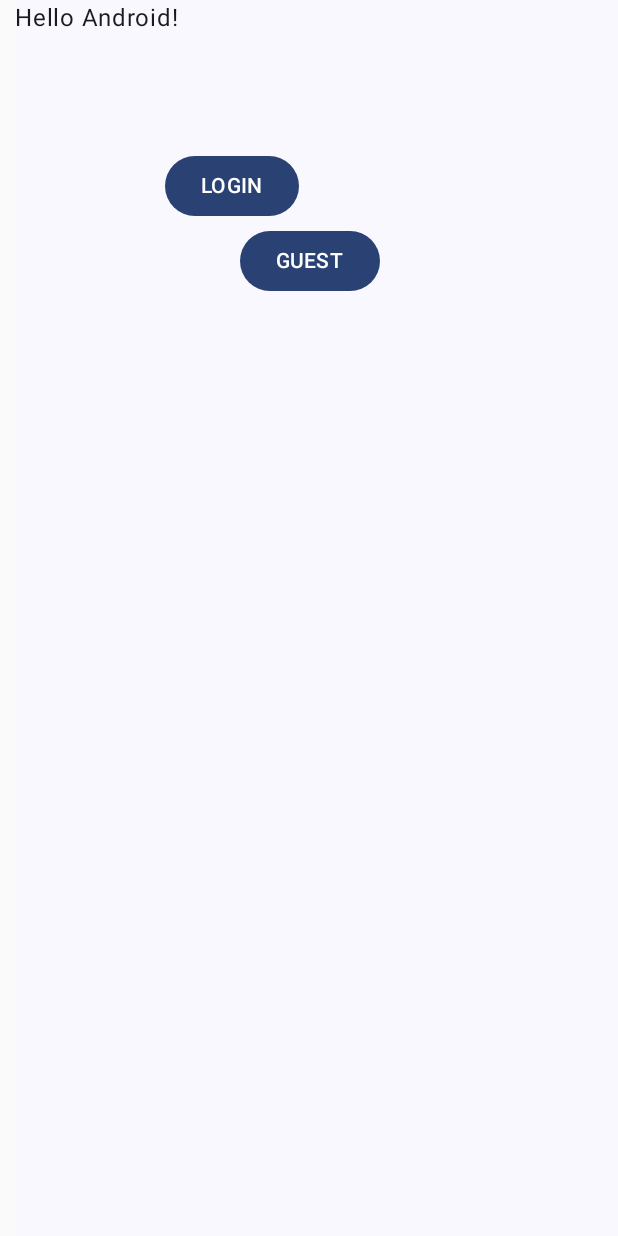
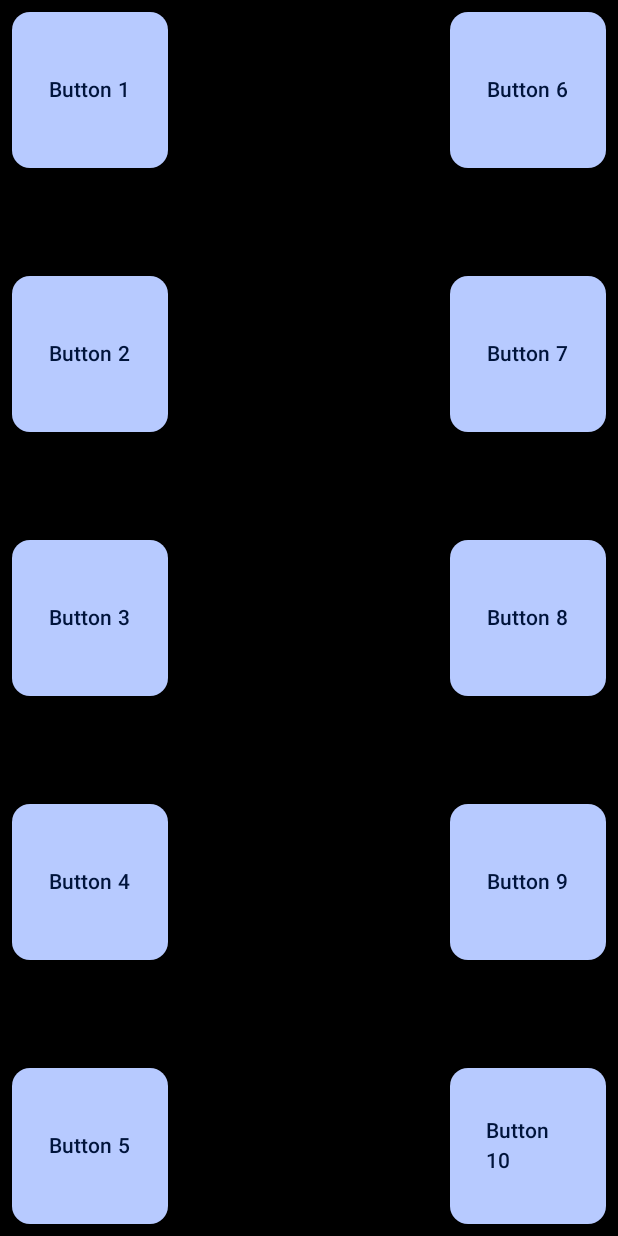
Before and after one commit to joseph15paul/finscan, an Android app built with Jetpack Compose: the screen it shows after launch (MainActivity), on a phone screen of 412 x 824 dp. Run offline under Robolectric (Android 15) with nearby library versions, the phone set to English and light mode, and no system bars.

Commit message:
george edits

```diff
--- a/app/src/main/java/com/example/finscan/MainActivity.kt
+++ b/app/src/main/java/com/example/finscan/MainActivity.kt
@@ -1,73 +1,82 @@
 package com.example.finscan
 
-import android.R.attr.value
-import android.content.Intent
 import android.os.Bundle
 import androidx.activity.ComponentActivity
 import androidx.activity.compose.setContent
-import androidx.activity.enableEdgeToEdge
-import androidx.compose.foundation.layout.fillMaxSize
-import androidx.compose.foundation.layout.padding
+import androidx.compose.foundation.layout.*
 import androidx.compose.material3.Button
-import androidx.compose.material3.Scaffold
+import androidx.compose.material3.MaterialTheme
+import androidx.compose.material3.Surface
 import androidx.compose.material3.Text
 import androidx.compose.runtime.Composable
+import androidx.compose.ui.Alignment
 import androidx.compose.ui.Modifier
-import androidx.compose.ui.tooling.preview.Preview
+import androidx.compose.ui.graphics.Color
 import androidx.compose.ui.unit.dp
 import com.example.finscan.ui.theme.FinscanTheme
 
-
 class MainActivity : ComponentActivity() {
-
     override fun onCreate(savedInstanceState: Bundle?) {
         super.onCreate(savedInstanceState)
-        enableEdgeToEdge()
         setContent {
-            FinscanTheme {
-                Scaffold(modifier = Modifier
-                    .fillMaxSize()
-                    .padding(start = 10.dp)) { innerPadding ->
-                    Greeting(
-                        name = "Android",
-                        modifier = Modifier.padding(innerPadding)
-                    )
-                    startButton(name = "login", Modifier.padding(100.dp))
-                    startButton(name = "guest", Modifier.padding(150.dp))
-
+            FinscanTheme(darkTheme = true) {
+                Surface(
+                    modifier = Modifier.fillMaxSize(),
+                    color = Color.Black
+                ) {
+                    Row(
+                        modifier = Modifier.fillMaxSize(),
+                        horizontalArrangement = Arrangement.SpaceBetween
+                    ) {
+                        LeftButtons()
+                        RightButtons()
+                    }
                 }
             }
         }
     }
 
+            @Composable
+            fun LeftButtons() {
+                Column(
+                    modifier = Modifier
+                        .fillMaxHeight()
+                       ,
+                    verticalArrangement = Arrangement.SpaceBetween,
+                    horizontalAlignment = Alignment.CenterHorizontally
+                ) {
+                    repeat(5) {
+                        StartButton(name = "Button ${it + 1}")
+                    }
+                }
+            }
 
-
-    fun startLoginActivity(){
-        val myIntent: Intent = Intent(
-            this,
-            LoginActivity::class.java
-        )
-        myIntent.putExtra("key", value) //Optional parameters
-        this.startActivity(myIntent)
-    }
-
-
-    @Composable
-    fun Greeting(name: String, modifier: Modifier = Modifier) {
-
-        Text(
-            text = "Hello $name!",
-            modifier = modifier
-        )
-    }
-
-
-    @Composable
-    fun startButton(name: String, modifier: Modifier = Modifier){
-        Button(onClick = {
-            startLoginActivity()
-        }, modifier = modifier) {
-            Text(text = name.uppercase())
+            @Composable
+            fun RightButtons() {
+                Column(
+                    modifier = Modifier
+                        .fillMaxHeight()
+                        ,
+                    verticalArrangement = Arrangement.SpaceBetween,
+                    horizontalAlignment = Alignment.CenterHorizontally
+                ) {
+                    repeat(5) {
+                        StartButton(name = "Button ${it + 6}")
+                    }
+                }
+            }
+            @Composable
+            fun StartButton(name: String) {
+                Button(
+                    onClick = {
+                        // Handle button click here
+                    },
+                    modifier = Modifier
+                        .size(120.dp) // Set the size of the button
+                        .padding(8.dp), // Add padding around the button
+                    shape = MaterialTheme.shapes.medium, // Set the button shape to square
+                ) {
+                    Text(text = name)
+                }
+            }
         }
-    }
-}
--- a/app/src/main/java/com/example/finscan/cash.kt
+++ b/app/src/main/java/com/example/finscan/cash.kt
@@ -19,7 +19,7 @@ class cash : ComponentActivity() {
         enableEdgeToEdge()
         setContent {
             FinscanTheme {
-                Scaffold(modifier = Modifier.fillMaxSize()) { innerPadding ->
+                Scaffold( modifier = Modifier.fillMaxSize() ) { innerPadding ->
                     Greeting(
                         name = "Android",
                         modifier = Modifier.padding(innerPadding)
--- a/app/src/main/java/com/example/finscan/ui/theme/Color.kt
+++ b/app/src/main/java/com/example/finscan/ui/theme/Color.kt
@@ -7,5 +7,5 @@ val PurpleGrey80 = Color(0xFFCCC2DC)
 val Pink80 = Color(0xFFEFB8C8)
 
 val Purple40 = Color(0xFF6650a4)
-val PurpleGrey40 = Color(0xFF625b71)
+val PurpleGrey40 = Color(0xFF000000)
 val Pink40 = Color(0xFF7D5260)
--- a/app/src/main/java/com/example/finscan/ui/theme/Theme.kt
+++ b/app/src/main/java/com/example/finscan/ui/theme/Theme.kt
@@ -9,12 +9,14 @@ import androidx.compose.material3.dynamicDarkColorScheme
 import androidx.compose.material3.dynamicLightColorScheme
 import androidx.compose.material3.lightColorScheme
 import androidx.compose.runtime.Composable
+import androidx.compose.ui.graphics.Color
 import androidx.compose.ui.platform.LocalContext
 
 private val DarkColorScheme = darkColorScheme(
-    primary = Purple80,
+    primary =Color(0xFFB42121),
     secondary = PurpleGrey80,
-    tertiary = Pink80
+    tertiary = Pink80,
+    background = Color.Black
 )
 
 private val LightColorScheme = lightColorScheme(
```
Also changed, not shown: app/src/main/AndroidManifest.xml (+4 -6 lines), app/src/main/java/com/example/finscan/LoginActivity.kt (deleted, +0 -85 lines).
